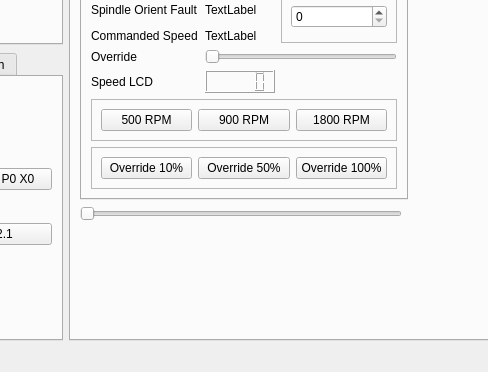
This is examples/testgui/multi-spindle.ui in jethornton/flexgui as Qt 5 draws it before an edit; both pictures show x 196 to 684 and y 487 to 859 of the 909 by 859 pixel window. The edited form follows.
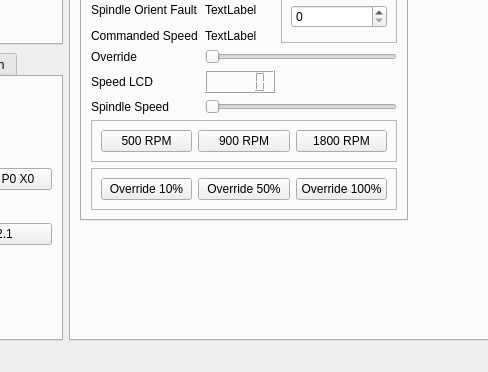
This is the edited form. The open tabs and pages were chosen to show the change.

```diff
--- a/examples/testgui/multi-spindle.ui
+++ b/examples/testgui/multi-spindle.ui
@@ -1205,6 +1205,39 @@
               </property>
              </widget>
             </item>
+            <item row="19" column="0" colspan="3">
+             <widget class="QFrame" name="frame_11">
+              <property name="frameShape">
+               <enum>QFrame::StyledPanel</enum>
+              </property>
+              <property name="frameShadow">
+               <enum>QFrame::Raised</enum>
+              </property>
+              <layout class="QHBoxLayout" name="horizontalLayout">
+               <item>
+                <widget class="QPushButton" name="spindle_set_1_500">
+                 <property name="text">
+                  <string>500 RPM</string>
+                 </property>
+                </widget>
+               </item>
+               <item>
+                <widget class="QPushButton" name="spindle_set_1_900">
+                 <property name="text">
+                  <string>900 RPM</string>
+                 </property>
+                </widget>
+               </item>
+               <item>
+                <widget class="QPushButton" name="spindle_set_1_1800">
+                 <property name="text">
+                  <string>1800 RPM</string>
+                 </property>
+                </widget>
+               </item>
+              </layout>
+             </widget>
+            </item>
             <item row="11" column="0">
              <widget class="QLabel" name="label_122">
               <property name="text">
@@ -1262,7 +1295,7 @@
               </layout>
              </widget>
             </item>
-            <item row="20" column="0" colspan="3">
+            <item row="21" column="0" colspan="3">
              <widget class="QFrame" name="frame_10">
               <property name="frameShape">
                <enum>QFrame::StyledPanel</enum>
@@ -1323,37 +1356,18 @@
               </property>
              </widget>
             </item>
-            <item row="18" column="0" colspan="3">
-             <widget class="QFrame" name="frame_11">
-              <property name="frameShape">
-               <enum>QFrame::StyledPanel</enum>
+            <item row="18" column="0">
+             <widget class="QLabel" name="label_152">
+              <property name="text">
+               <string>Spindle Speed</string>
               </property>
-              <property name="frameShadow">
-               <enum>QFrame::Raised</enum>
+             </widget>
+            </item>
+            <item row="18" column="1" colspan="2">
+             <widget class="QSlider" name="spindle_speed_1_sl">
+              <property name="orientation">
+               <enum>Qt::Horizontal</enum>
               </property>
-              <layout class="QHBoxLayout" name="horizontalLayout">
-               <item>
-                <widget class="QPushButton" name="spindle_set_1_500">
-                 <property name="text">
-                  <string>500 RPM</string>
-                 </property>
-                </widget>
-               </item>
-               <item>
-                <widget class="QPushButton" name="spindle_set_1_900">
-                 <property name="text">
-                  <string>900 RPM</string>
-                 </property>
-                </widget>
-               </item>
-               <item>
-                <widget class="QPushButton" name="spindle_set_1_1800">
-                 <property name="text">
-                  <string>1800 RPM</string>
-                 </property>
-                </widget>
-               </item>
-              </layout>
              </widget>
             </item>
            </layout>
@@ -2633,13 +2647,6 @@
           </property>
          </spacer>
         </item>
-        <item row="2" column="0">
-         <widget class="QSlider" name="spindle_speed_sl">
-          <property name="orientation">
-           <enum>Qt::Horizontal</enum>
-          </property>
-         </widget>
-        </item>
        </layout>
       </widget>
       <widget class="QWidget" name="tab_14">
```
Left out of the diff: 188 changed lines with no effect on the pictures.
